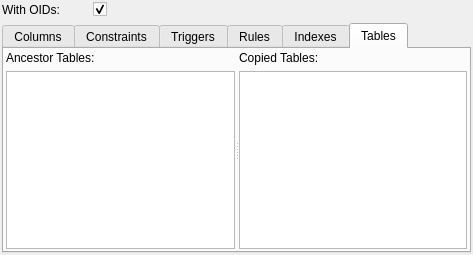
First picture: the form in libpgmodeler_ui/ui/tablewidget.ui, repository pgmodeler/pgmodeler, before the edit.
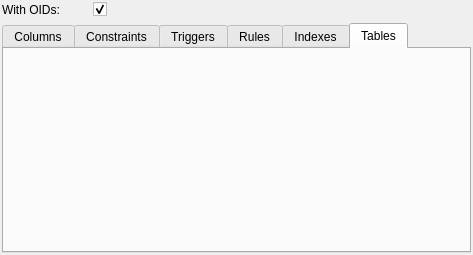
Second picture: the form after the edit. The open tabs and pages were chosen to show the change.

Patch:
```diff
--- a/libpgmodeler_ui/ui/tablewidget.ui
+++ b/libpgmodeler_ui/ui/tablewidget.ui
@@ -95,84 +95,6 @@
       <attribute name="title">
        <string>Tables</string>
       </attribute>
-      <layout class="QGridLayout" name="gridLayout">
-       <property name="margin">
-        <number>2</number>
-       </property>
-       <item row="0" column="0">
-        <widget class="QSplitter" name="splitter">
-         <property name="orientation">
-          <enum>Qt::Horizontal</enum>
-         </property>
-         <widget class="QWidget" name="layoutWidget1">
-          <layout class="QVBoxLayout" name="verticalLayout">
-           <item>
-            <widget class="QLabel" name="ancestor_lbl">
-             <property name="text">
-              <string>Ancestor Tables:</string>
-             </property>
-            </widget>
-           </item>
-           <item>
-            <widget class="QListWidget" name="ancestor_tabs_lst">
-             <property name="editTriggers">
-              <set>QAbstractItemView::NoEditTriggers</set>
-             </property>
-             <property name="showDropIndicator" stdset="0">
-              <bool>false</bool>
-             </property>
-             <property name="alternatingRowColors">
-              <bool>true</bool>
-             </property>
-             <property name="selectionMode">
-              <enum>QAbstractItemView::NoSelection</enum>
-             </property>
-             <property name="uniformItemSizes">
-              <bool>true</bool>
-             </property>
-             <property name="selectionRectVisible">
-              <bool>true</bool>
-             </property>
-            </widget>
-           </item>
-          </layout>
-         </widget>
-         <widget class="QWidget" name="layoutWidget">
-          <layout class="QVBoxLayout" name="verticalLayout_2">
-           <item>
-            <widget class="QLabel" name="copied_lbl">
-             <property name="text">
-              <string>Copied Tables:</string>
-             </property>
-            </widget>
-           </item>
-           <item>
-            <widget class="QListWidget" name="copied_tabs_lst">
-             <property name="editTriggers">
-              <set>QAbstractItemView::NoEditTriggers</set>
-             </property>
-             <property name="showDropIndicator" stdset="0">
-              <bool>false</bool>
-             </property>
-             <property name="alternatingRowColors">
-              <bool>true</bool>
-             </property>
-             <property name="selectionMode">
-              <enum>QAbstractItemView::NoSelection</enum>
-             </property>
-             <property name="uniformItemSizes">
-              <bool>true</bool>
-             </property>
-             <property name="selectionRectVisible">
-              <bool>true</bool>
-             </property>
-            </widget>
-           </item>
-          </layout>
-         </widget>
-        </widget>
-       </item>
-      </layout>
      </widget>
     </widget>
    </item>
```
